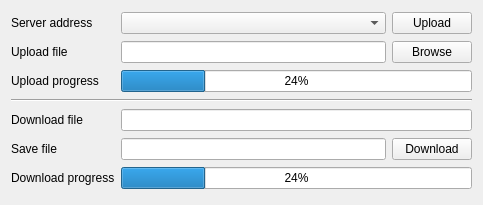
Above: src/tools/tftp/client/tftpclient.ui from x-tools-author/x-tools before the change. Below: the same form after it.
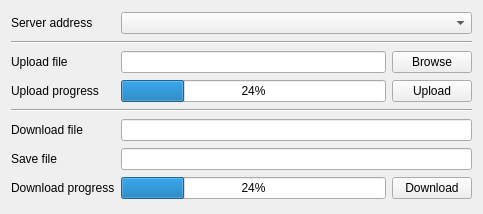
That is the form after the change.

What changed in the file:
```diff
--- a/src/tools/tftp/client/tftpclient.ui
+++ b/src/tools/tftp/client/tftpclient.ui
@@ -7,93 +7,97 @@
     <x>0</x>
     <y>0</y>
     <width>483</width>
-    <height>205</height>
+    <height>214</height>
    </rect>
   </property>
   <property name="windowTitle">
    <string>TFTP Client</string>
   </property>
   <layout class="QGridLayout" name="gridLayout">
-   <item row="0" column="0">
-    <widget class="QLabel" name="label">
-     <property name="text">
-      <string>Server address</string>
-     </property>
-    </widget>
-   </item>
-   <item row="5" column="0">
-    <widget class="QLabel" name="label_5">
-     <property name="text">
-      <string>Save file</string>
-     </property>
-    </widget>
-   </item>
-   <item row="5" column="2">
-    <widget class="QPushButton" name="pushButtonDownload">
-     <property name="text">
-      <string>Download</string>
-     </property>
-    </widget>
-   </item>
-   <item row="4" column="0">
-    <widget class="QLabel" name="label_4">
-     <property name="text">
-      <string>Download file</string>
-     </property>
-    </widget>
-   </item>
    <item row="2" column="0">
-    <widget class="QLabel" name="label_3">
-     <property name="text">
-      <string>Upload progress</string>
-     </property>
-    </widget>
-   </item>
-   <item row="1" column="0">
     <widget class="QLabel" name="label_2">
      <property name="text">
       <string>Upload file</string>
      </property>
     </widget>
    </item>
-   <item row="1" column="2">
+   <item row="2" column="1">
+    <widget class="QLineEdit" name="lineEditUploadFile"/>
+   </item>
+   <item row="5" column="0">
+    <widget class="QLabel" name="label_4">
+     <property name="text">
+      <string>Download file</string>
+     </property>
+    </widget>
+   </item>
+   <item row="2" column="2">
     <widget class="QPushButton" name="pushButtonBrowse">
      <property name="text">
       <string>Browse</string>
      </property>
     </widget>
    </item>
-   <item row="5" column="1">
-    <widget class="QLineEdit" name="lineEditDownloadSaveFile"/>
+   <item row="3" column="0">
+    <widget class="QLabel" name="label_3">
+     <property name="text">
+      <string>Upload progress</string>
+     </property>
+    </widget>
    </item>
-   <item row="1" column="1">
-    <widget class="QLineEdit" name="lineEditUploadFile"/>
-   </item>
-   <item row="3" column="0" colspan="3">
-    <widget class="Line" name="line">
-     <property name="orientation">
-      <enum>Qt::Orientation::Horizontal</enum>
+   <item row="0" column="0">
+    <widget class="QLabel" name="label">
+     <property name="text">
+      <string>Server address</string>
      </property>
     </widget>
    </item>
+   <item row="5" column="1" colspan="2">
+    <widget class="QLineEdit" name="lineEditDownloadFile"/>
+   </item>
    <item row="6" column="0">
+    <widget class="QLabel" name="label_5">
+     <property name="text">
+      <string>Save file</string>
+     </property>
+    </widget>
+   </item>
+   <item row="4" column="0" colspan="3">
+    <widget class="Line" name="line">
+     <property name="orientation">
+      <enum>Qt::Orientation::Horizontal</enum>
+     </property>
+    </widget>
+   </item>
+   <item row="7" column="0">
     <widget class="QLabel" name="label_6">
      <property name="text">
       <string>Download progress</string>
      </property>
     </widget>
    </item>
-   <item row="4" column="1" colspan="2">
-    <widget class="QLineEdit" name="lineEditDownloadFile"/>
+   <item row="1" column="0" colspan="3">
+    <widget class="Line" name="line_2">
+     <property name="orientation">
+      <enum>Qt::Orientation::Horizontal</enum>
+     </property>
+    </widget>
    </item>
-   <item row="6" column="1" colspan="2">
-    <widget class="QProgressBar" name="progressBarDownload">
+   <item row="3" column="1">
+    <widget class="QProgressBar" name="progressBarUpload">
      <property name="value">
       <number>24</number>
      </property>
     </widget>
    </item>
-   <item row="0" column="1">
+   <item row="3" column="2">
+    <widget class="QPushButton" name="pushButtonUpload">
+     <property name="text">
+      <string>Upload</string>
+     </property>
+    </widget>
+   </item>
+   <item row="0" column="1" colspan="2">
     <widget class="QComboBox" name="comboBoxServerAddress">
      <property name="minimumSize">
       <size>
@@ -103,20 +107,23 @@
      </property>
     </widget>
    </item>
-   <item row="0" column="2">
-    <widget class="QPushButton" name="pushButtonUpload">
-     <property name="text">
-      <string>Upload</string>
-     </property>
-    </widget>
-   </item>
-   <item row="2" column="1" colspan="2">
-    <widget class="QProgressBar" name="progressBarUpload">
+   <item row="7" column="1">
+    <widget class="QProgressBar" name="progressBarDownload">
      <property name="value">
       <number>24</number>
      </property>
     </widget>
    </item>
+   <item row="7" column="2">
+    <widget class="QPushButton" name="pushButtonDownload">
+     <property name="text">
+      <string>Download</string>
+     </property>
+    </widget>
+   </item>
+   <item row="6" column="1" colspan="2">
+    <widget class="QLineEdit" name="lineEditDownloadSaveFile"/>
+   </item>
   </layout>
  </widget>
  <resources/>
```
